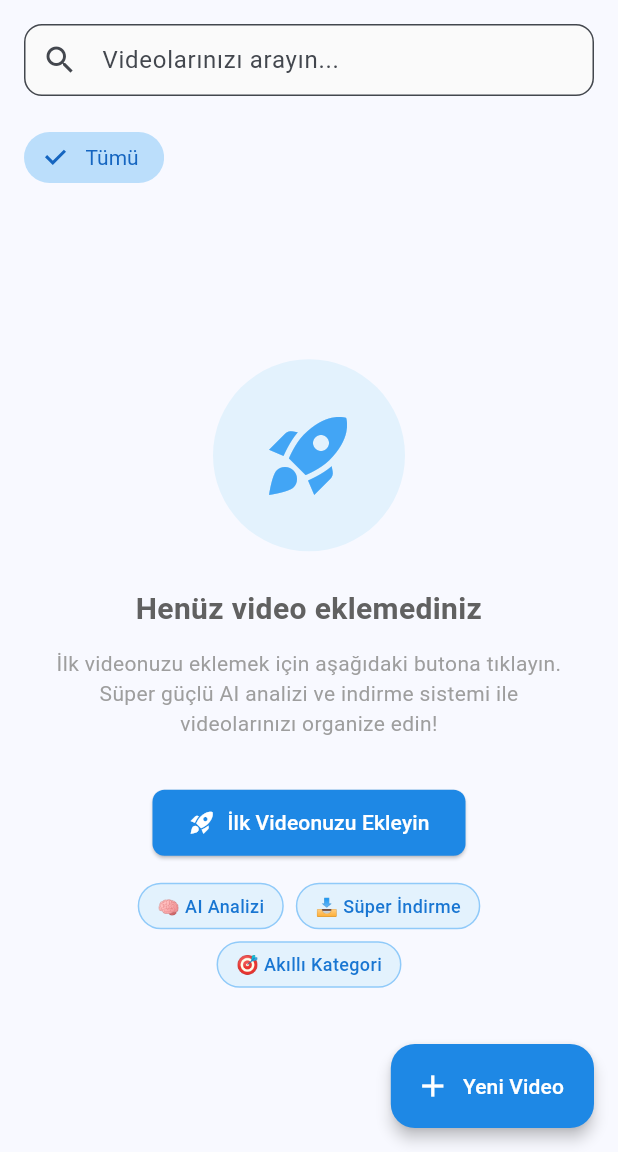
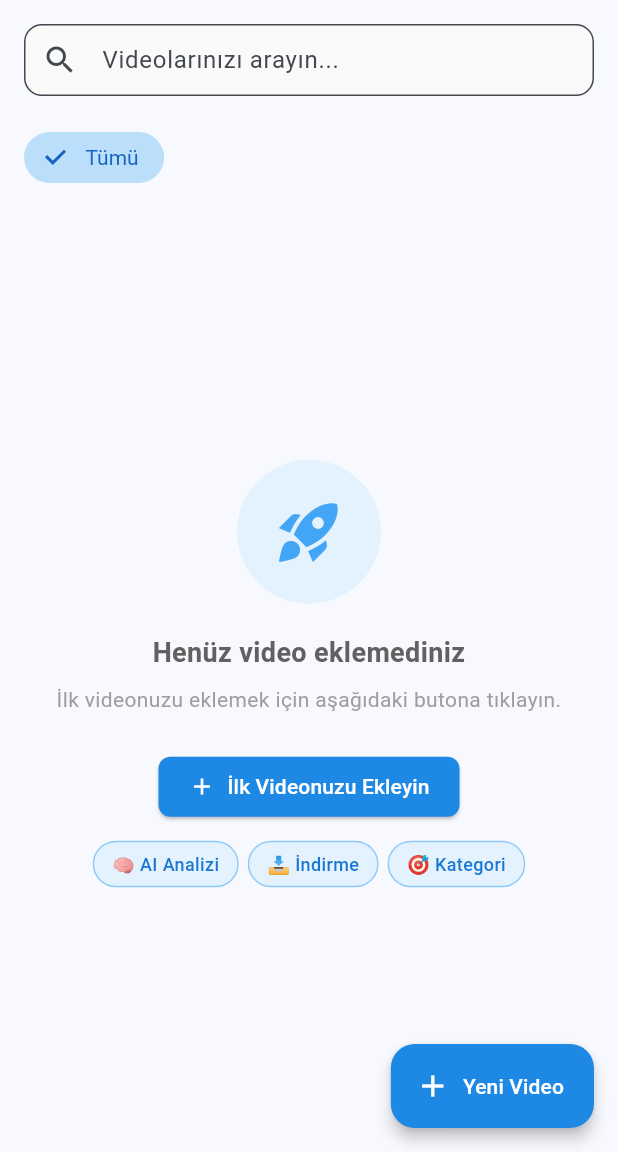
Before and after one commit to mehmetkaratslar/linkcim, a Flutter app: the screen it shows after launch, on a phone screen of 412 x 824 dp, the part 84-1236 px from its top. Run offline on Flutter 3.47's test engine with Material 3 defaults, Android fonts, the phone set to English and light mode, and no system bars; our stand-ins replace cached_network_image, chewie, connectivity_plus, device_info_plus, dio, hive and 7 more; missing offline and left inert: gal, video_thumbnail; accounts and stored records are empty.

Commit message:
Ana Sayfa Overflow Sorunu Düzeltildi v2.0.3
 Düzeltilen Sorun:
- Home screen'deki 83 piksel overflow hatası çözüldü
- Empty state Column widget'ı SingleChildScrollView ile sarıldı
- İçerik boyutları optimize edildi

 İyileştirmeler:
- Daha kompakt empty state tasarımı
- Responsive layout düzenlemeleri
- Icon ve text boyutları optimize edildi
- Padding ve spacing değerleri azaltıldı

 Kullanıcı Deneyimi:
- Tüm ekran boyutlarında çalışır
- Overflow hataları tamamen giderildi
- Daha temiz ve düzenli görünüm
- Kaydırılabilir içerik desteği

```diff
--- a/lib/screens/home_screen.dart
+++ b/lib/screens/home_screen.dart
@@ -602,40 +602,38 @@ class _HomeScreenState extends State<HomeScreen>
 
   Widget _buildEmptyState() {
     return Center(
-      child: Padding(
+      child: SingleChildScrollView(
         padding: EdgeInsets.all(32),
         child: Column(
           mainAxisAlignment: MainAxisAlignment.center,
           children: [
             Container(
-              padding: EdgeInsets.all(32),
+              padding: EdgeInsets.all(24),
               decoration: BoxDecoration(
                 color: Colors.blue[50],
                 shape: BoxShape.circle,
               ),
               child: Icon(
                 Icons.rocket_launch,
-                size: 64,
+                size: 48,
                 color: Colors.blue[400],
               ),
             ),
-            SizedBox(height: 24),
+            SizedBox(height: 20),
             Text(
-              videos.isEmpty
-                  ? 'Henüz video eklemediniz'
-                  : 'Arama kriterinize uygun video bulunamadı',
+              videos.isEmpty ? 'Henüz video eklemediniz' : 'Video bulunamadı',
               style: TextStyle(
-                fontSize: 20,
+                fontSize: 18,
                 fontWeight: FontWeight.w600,
                 color: Colors.grey[700],
               ),
               textAlign: TextAlign.center,
             ),
-            SizedBox(height: 12),
+            SizedBox(height: 8),
             Text(
               videos.isEmpty
-                  ? 'İlk videonuzu eklemek için aşağıdaki butona tıklayın.\nSüper güçlü AI analizi ve indirme sistemi ile\nvideolarınızı organize edin!'
-                  : 'Farklı anahtar kelimeler deneyin veya\nkategori filtrelerini kontrol edin',
+                  ? 'İlk videonuzu eklemek için aşağıdaki butona tıklayın.'
+                  : 'Farklı anahtar kelimeler deneyin.',
               style: TextStyle(
                 fontSize: 14,
                 color: Colors.grey[500],
@@ -643,7 +641,7 @@ class _HomeScreenState extends State<HomeScreen>
               ),
               textAlign: TextAlign.center,
             ),
-            SizedBox(height: 32),
+            SizedBox(height: 24),
             if (videos.isEmpty) ...[
               ElevatedButton.icon(
                 onPressed: () {
@@ -656,23 +654,23 @@ class _HomeScreenState extends State<HomeScreen>
                     }
                   });
                 },
-                icon: Icon(Icons.rocket_launch),
+                icon: Icon(Icons.add),
                 label: Text('İlk Videonuzu Ekleyin'),
                 style: ElevatedButton.styleFrom(
                   backgroundColor: Colors.blue[600],
                   foregroundColor: Colors.white,
-                  padding: EdgeInsets.symmetric(horizontal: 24, vertical: 12),
+                  padding: EdgeInsets.symmetric(horizontal: 20, vertical: 10),
                 ),
               ),
-              SizedBox(height: 16),
+              SizedBox(height: 12),
               Wrap(
                 alignment: WrapAlignment.center,
-                spacing: 8,
-                runSpacing: 8,
+                spacing: 6,
+                runSpacing: 6,
                 children: [
                   _buildFeatureChip('🧠 AI Analizi'),
-                  _buildFeatureChip('📥 Süper İndirme'),
-                  _buildFeatureChip('🎯 Akıllı Kategori'),
+                  _buildFeatureChip('📥 İndirme'),
+                  _buildFeatureChip('🎯 Kategori'),
                 ],
               ),
             ],
```
Also changed, not shown: lib/screens/download_history_screen.dart (indentation only), lib/services/video_download_service.dart (indentation only).
